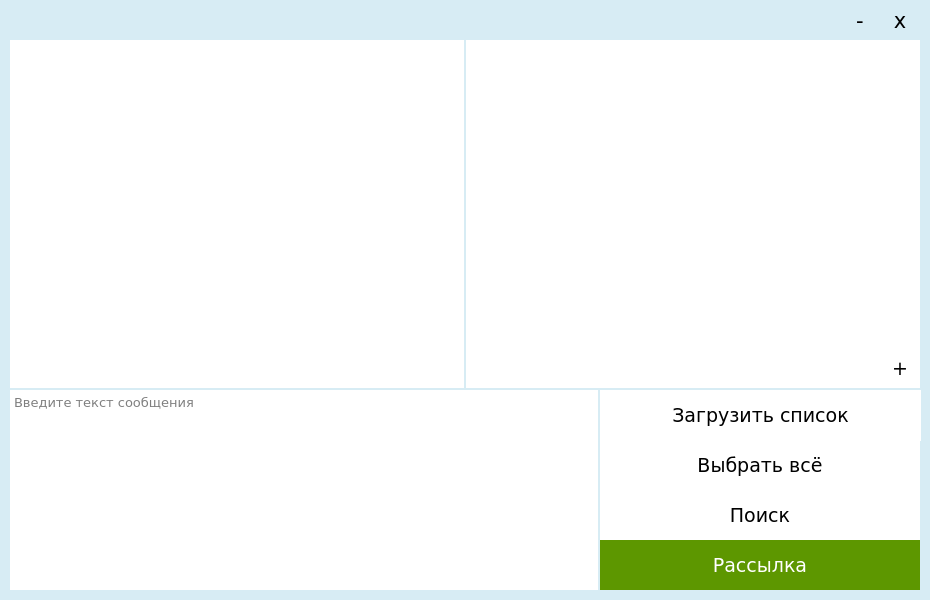
Above: qtdesigner.ui from TarkvinAktus/python-standalone-vk-msg-sender- before the change. Below: the same form after it.
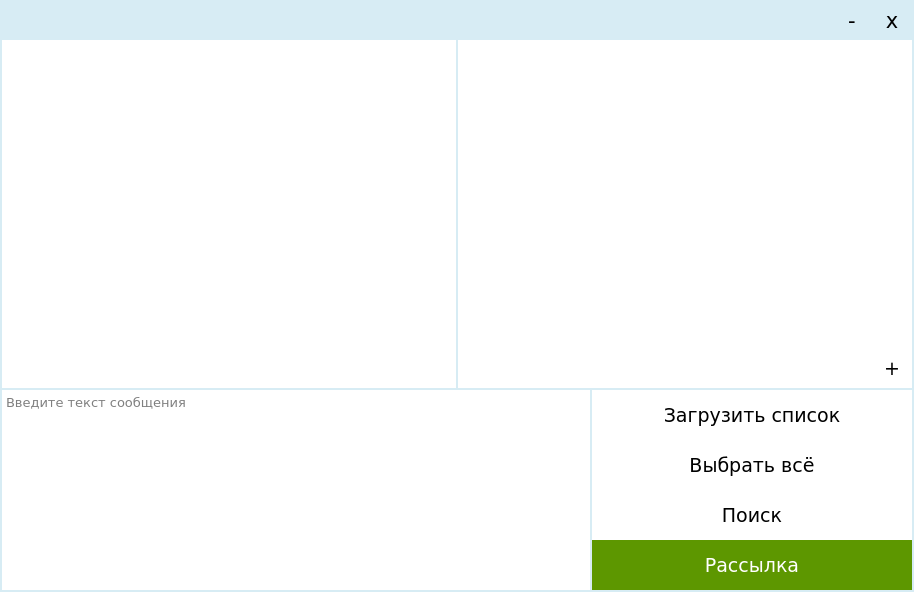
That is the form after the change.

What changed in the file:
```diff
--- a/qtdesigner.ui
+++ b/qtdesigner.ui
@@ -12,8 +12,8 @@
    <rect>
     <x>0</x>
     <y>0</y>
-    <width>930</width>
-    <height>600</height>
+    <width>914</width>
+    <height>592</height>
    </rect>
   </property>
   <property name="sizePolicy">
@@ -59,7 +59,7 @@
    <widget class="QPushButton" name="sendButton">
     <property name="geometry">
      <rect>
-      <x>600</x>
+      <x>592</x>
       <y>540</y>
       <width>320</width>
       <height>50</height>
@@ -92,7 +92,7 @@
    <widget class="QTextEdit" name="textEdit">
     <property name="geometry">
      <rect>
-      <x>10</x>
+      <x>2</x>
       <y>390</y>
       <width>588</width>
       <height>200</height>
@@ -119,7 +119,7 @@
    <widget class="QListWidget" name="listWidget">
     <property name="geometry">
      <rect>
-      <x>10</x>
+      <x>2</x>
       <y>40</y>
       <width>454</width>
       <height>348</height>
@@ -175,7 +175,7 @@
    <widget class="QListWidget" name="sendListWidget">
     <property name="geometry">
      <rect>
-      <x>466</x>
+      <x>458</x>
       <y>40</y>
       <width>454</width>
       <height>348</height>
@@ -211,7 +211,7 @@
    <widget class="QPushButton" name="findButton">
     <property name="geometry">
      <rect>
-      <x>600</x>
+      <x>592</x>
       <y>490</y>
       <width>320</width>
       <height>50</height>
@@ -239,7 +239,7 @@
    <widget class="QPushButton" name="selectAllButton">
     <property name="geometry">
      <rect>
-      <x>600</x>
+      <x>592</x>
       <y>440</y>
       <width>320</width>
       <height>50</height>
@@ -267,7 +267,7 @@
    <widget class="QPushButton" name="addListButton">
     <property name="geometry">
      <rect>
-      <x>880</x>
+      <x>872</x>
       <y>348</y>
       <width>40</width>
       <height>40</height>
@@ -304,9 +304,9 @@
    <widget class="QPushButton" name="loadListsButton">
     <property name="geometry">
      <rect>
-      <x>600</x>
+      <x>592</x>
       <y>390</y>
-      <width>321</width>
+      <width>320</width>
       <height>51</height>
      </rect>
     </property>
@@ -332,7 +332,7 @@
    <widget class="QPushButton" name="rollButton">
     <property name="geometry">
      <rect>
-      <x>840</x>
+      <x>832</x>
       <y>0</y>
       <width>40</width>
       <height>40</height>
@@ -379,7 +379,7 @@
    <widget class="QPushButton" name="closeButton">
     <property name="geometry">
      <rect>
-      <x>880</x>
+      <x>872</x>
       <y>0</y>
       <width>40</width>
       <height>40</height>
```
